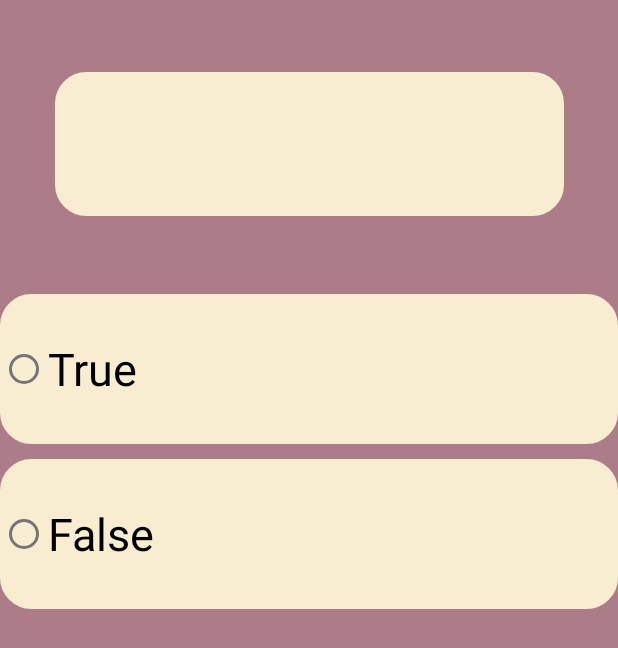
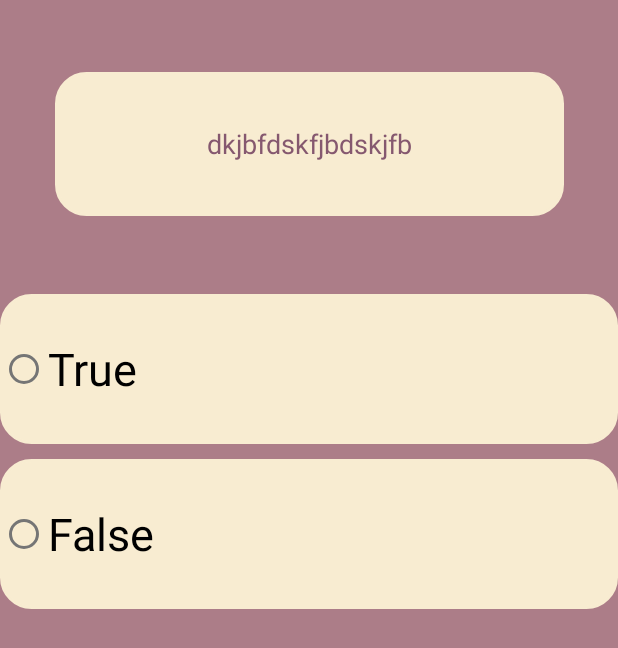
Before and after one commit to bino2003/finalprojectpuzzle2, an Android app: the layout fragment_tru_or_false.xml on its own in the app's theme, with its tools: preview values and no code run, on a phone screen of 412 x 824 dp. Shown: the top 648 px of the screen. Run offline under Robolectric (Android 15) with nearby library versions, the phone set to English and light mode, and no system bars.

Commit message:
solve the Question data problem

```diff
--- a/app/src/main/java/com/example/finalprojectpuzzle/Choose.java
+++ b/app/src/main/java/com/example/finalprojectpuzzle/Choose.java
@@ -65,7 +65,6 @@ public class Choose extends Fragment {
     @Override
     public View onCreateView(LayoutInflater inflater, ViewGroup container,
                              Bundle savedInstanceState) {
-        View v=inflater.inflate(R.layout.fragment_choose, container, false);
         FragmentChooseBinding binding=FragmentChooseBinding.inflate(getLayoutInflater());
         binding.etQuestion.setText(Question);
         binding.FirstOption.setText(First_option);
@@ -76,6 +75,6 @@ public class Choose extends Fragment {
 
 
 
-        return v;
+        return binding.getRoot();
     }
 }
--- a/app/src/main/java/com/example/finalprojectpuzzle/Fill_in_the_blank.java
+++ b/app/src/main/java/com/example/finalprojectpuzzle/Fill_in_the_blank.java
@@ -47,12 +47,9 @@ public class Fill_in_the_blank extends Fragment {
     @Override
     public View onCreateView(LayoutInflater inflater, ViewGroup container,
                              Bundle savedInstanceState) {
-        View v=inflater.inflate(R.layout.fragment_fill_in_the_blank, container, false);
         FragmentFillInTheBlankBinding binding=FragmentFillInTheBlankBinding.inflate(getLayoutInflater());
         binding.etQuestion.setText(questions);
 
-
-
-        return v;
+        return binding.getRoot();
     }
 }
--- a/app/src/main/res/layout/fragment_tru_or_false.xml
+++ b/app/src/main/res/layout/fragment_tru_or_false.xml
@@ -7,8 +7,6 @@
     android:background="@color/color3"
     tools:context=".TruOrFalse">
 
-    <!-- TODO: Update blank fragment layout -->
-
     <EditText
         android:id="@+id/et_question"
         android:layout_width="339dp"
@@ -17,15 +15,13 @@
         android:layout_gravity="center_horizontal"
         android:layout_marginTop="48dp"
         android:background="@drawable/et_login"
-        android:ems="10"
         android:gravity="center"
-        android:minHeight="48dp"
-        android:text=""
+        android:text="dkjbfdskfjbdskjfb"
         android:textColor="@color/color4"
         app:layout_constraintEnd_toEndOf="parent"
         app:layout_constraintStart_toStartOf="parent"
         app:layout_constraintTop_toTopOf="parent"
-        tools:ignore="SpeakableTextPresentCheck" />
+         />
 
     <RadioGroup
         android:layout_width="match_parent"
```
Also changed, not shown: app/src/main/java/com/example/finalprojectpuzzle/TruOrFalse.java (+2 -5 lines).
